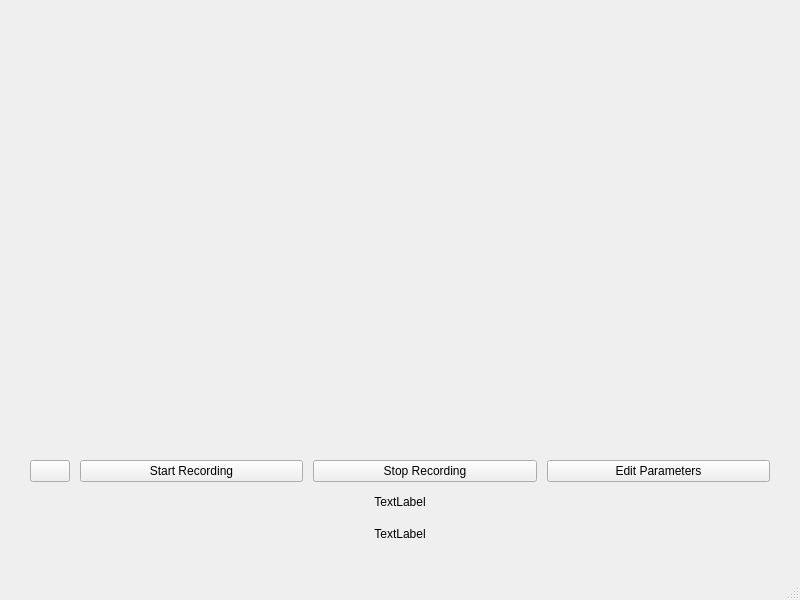
NK5fr/camera_manager, file mainwindow.ui: the form before one commit.
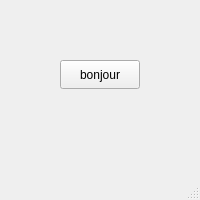
The form after the commit.

What changed in the file:
```diff
--- a/mainwindow.ui
+++ b/mainwindow.ui
@@ -6,105 +6,26 @@
    <rect>
     <x>0</x>
     <y>0</y>
-    <width>800</width>
-    <height>600</height>
+    <width>200</width>
+    <height>200</height>
    </rect>
   </property>
   <property name="windowTitle">
    <string>MainWindow</string>
   </property>
   <widget class="QWidget" name="centralwidget">
-   <widget class="QLabel" name="cameraRendering">
+   <widget class="QPushButton" name="pushButton">
     <property name="geometry">
      <rect>
-      <x>10</x>
-      <y>10</y>
-      <width>771</width>
-      <height>431</height>
+      <x>60</x>
+      <y>60</y>
+      <width>80</width>
+      <height>29</height>
      </rect>
     </property>
     <property name="text">
-     <string/>
+     <string>bonjour</string>
     </property>
-    <property name="alignment">
-     <set>Qt::AlignCenter</set>
-    </property>
-   </widget>
-   <widget class="QWidget" name="layoutWidget">
-    <property name="geometry">
-     <rect>
-      <x>30</x>
-      <y>460</y>
-      <width>740</width>
-      <height>87</height>
-     </rect>
-    </property>
-    <layout class="QVBoxLayout" name="verticalLayout">
-     <item>
-      <layout class="QHBoxLayout" name="horizontalLayout">
-       <property name="spacing">
-        <number>10</number>
-       </property>
-       <property name="sizeConstraint">
-        <enum>QLayout::SetDefaultConstraint</enum>
-       </property>
-       <item>
-        <widget class="QPushButton" name="framerateButton">
-         <property name="sizePolicy">
-          <sizepolicy hsizetype="Fixed" vsizetype="Ignored">
-           <horstretch>0</horstretch>
-           <verstretch>0</verstretch>
-          </sizepolicy>
-         </property>
-         <property name="text">
-          <string/>
-         </property>
-        </widget>
-       </item>
-       <item>
-        <widget class="QPushButton" name="startButton">
-         <property name="text">
-          <string>Start Recording</string>
-         </property>
-        </widget>
-       </item>
-       <item>
-        <widget class="QPushButton" name="stopButton">
-         <property name="text">
-          <string>Stop Recording</string>
-         </property>
-        </widget>
-       </item>
-       <item>
-        <widget class="QPushButton" name="settingsButton">
-         <property name="text">
-          <string>Edit Parameters</string>
-         </property>
-        </widget>
-       </item>
-      </layout>
-     </item>
-     <item>
-      <widget class="QLabel" name="name">
-       <property name="text">
-        <string>TextLabel</string>
-       </property>
-       <property name="alignment">
-        <set>Qt::AlignCenter</set>
-       </property>
-      </widget>
-     </item>
-     <item>
-      <widget class="QLabel" name="serial">
-       <property name="text">
-        <string>TextLabel</string>
-       </property>
-       <property name="alignment">
-        <set>Qt::AlignCenter</set>
-       </property>
-      </widget>
-     </item>
-    </layout>
    </widget>
   </widget>
   <widget class="QMenuBar" name="menubar">
```
Left out of the diff: 2 changed lines with no effect on the pictures.
